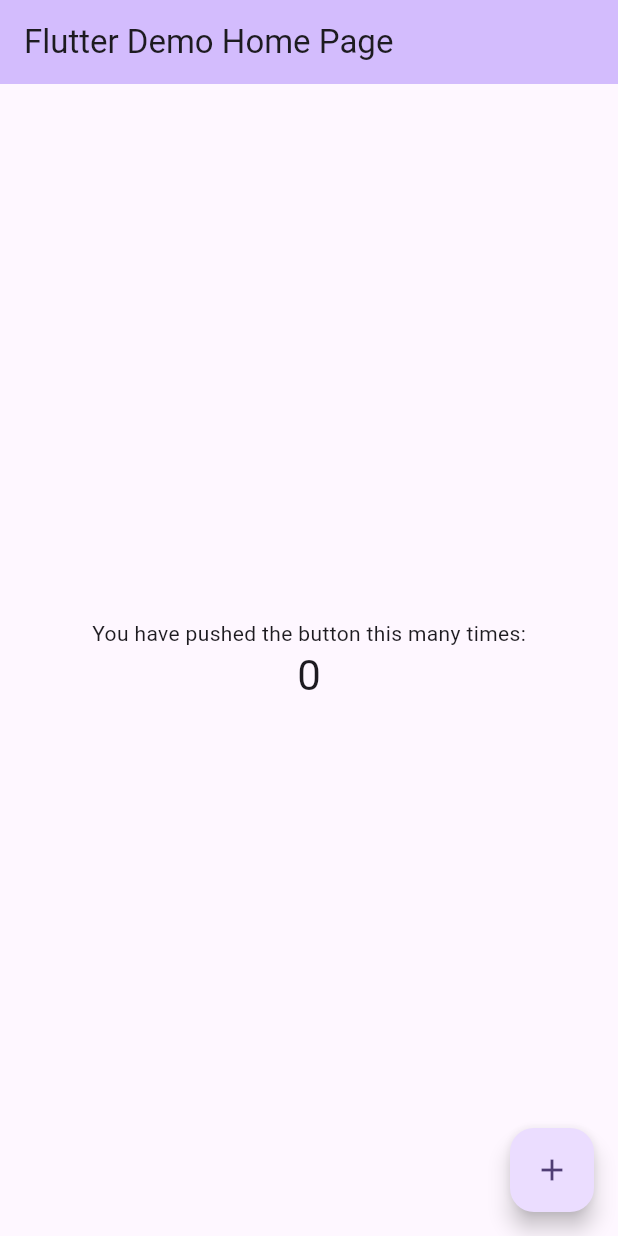
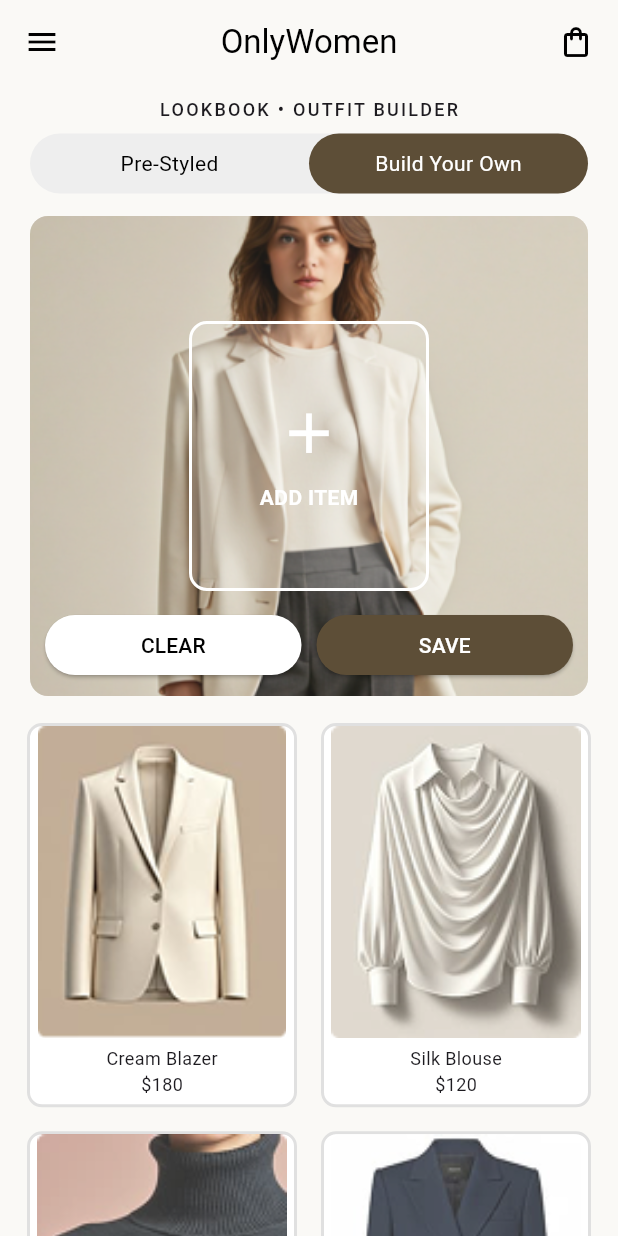
Before and after one commit to Houysang/Project-Flutter_Woman-Cloth-Shop, a Flutter app: the screen it shows after launch, on a phone screen of 412 x 824 dp. Run offline on Flutter 3.47's test engine with Material 3 defaults, Android fonts, the phone set to English and light mode, and no system bars; Roboto replaces fonts that are missing (Georgia).

Commit message:
outfit-page

```diff
--- a/women_cloth_shop/lib/main.dart
+++ b/women_cloth_shop/lib/main.dart
@@ -1,122 +1,23 @@
 import 'package:flutter/material.dart';
+import 'screens/outfit_builder_screen.dart';
 
 void main() {
-  runApp(const MyApp());
+  runApp(const OnlyWomenApp());
 }
 
-class MyApp extends StatelessWidget {
-  const MyApp({super.key});
+class OnlyWomenApp extends StatelessWidget {
+  const OnlyWomenApp({super.key});
 
-  // This widget is the root of your application.
   @override
   Widget build(BuildContext context) {
     return MaterialApp(
-      title: 'Flutter Demo',
+      debugShowCheckedModeBanner: false,
+      title: 'OnlyWomen',
       theme: ThemeData(
-        // This is the theme of your application.
-        //
-        // TRY THIS: Try running your application with "flutter run". You'll see
-        // the application has a purple toolbar. Then, without quitting the app,
-        // try changing the seedColor in the colorScheme below to Colors.green
-        // and then invoke "hot reload" (save your changes or press the "hot
-        // reload" button in a Flutter-supported IDE, or press "r" if you used
-        // the command line to start the app).
-        //
-        // Notice that the counter didn't reset back to zero; the application
-        // state is not lost during the reload. To reset the state, use hot
-        // restart instead.
-        //
-        // This works for code too, not just values: Most code changes can be
-        // tested with just a hot reload.
-        colorScheme: .fromSeed(seedColor: Colors.deepPurple),
+        fontFamily: 'Georgia',
+        scaffoldBackgroundColor: const Color(0xFFFAF9F6),
       ),
-      home: const MyHomePage(title: 'Flutter Demo Home Page'),
+      home: const OutfitBuilderScreen(),
     );
   }
 }
-
-class MyHomePage extends StatefulWidget {
-  const MyHomePage({super.key, required this.title});
-
-  // This widget is the home page of your application. It is stateful, meaning
-  // that it has a State object (defined below) that contains fields that affect
-  // how it looks.
-
-  // This class is the configuration for the state. It holds the values (in this
-  // case the title) provided by the parent (in this case the App widget) and
-  // used by the build method of the State. Fields in a Widget subclass are
-  // always marked "final".
-
-  final String title;
-
-  @override
-  State<MyHomePage> createState() => _MyHomePageState();
-}
-
-class _MyHomePageState extends State<MyHomePage> {
-  int _counter = 0;
-
-  void _incrementCounter() {
-    setState(() {
-      // This call to setState tells the Flutter framework that something has
-      // changed in this State, which causes it to rerun the build method below
-      // so that the display can reflect the updated values. If we changed
-      // _counter without calling setState(), then the build method would not be
-      // called again, and so nothing would appear to happen.
-      _counter++;
-    });
-  }
-
-  @override
-  Widget build(BuildContext context) {
-    // This method is rerun every time setState is called, for instance as done
-    // by the _incrementCounter method above.
-    //
-    // The Flutter framework has been optimized to make rerunning build methods
-    // fast, so that you can just rebuild anything that needs updating rather
-    // than having to individually change instances of widgets.
-    return Scaffold(
-      appBar: AppBar(
-        // TRY THIS: Try changing the color here to a specific color (to
-        // Colors.amber, perhaps?) and trigger a hot reload to see the AppBar
-        // change color while the other colors stay the same.
-        backgroundColor: Theme.of(context).colorScheme.inversePrimary,
-        // Here we take the value from the MyHomePage object that was created by
-        // the App.build method, and use it to set our appbar title.
-        title: Text(widget.title),
-      ),
-      body: Center(
-        // Center is a layout widget. It takes a single child and positions it
-        // in the middle of the parent.
-        child: Column(
-          // Column is also a layout widget. It takes a list of children and
-          // arranges them vertically. By default, it sizes itself to fit its
-          // children horizontally, and tries to be as tall as its parent.
-          //
-          // Column has various properties to control how it sizes itself and
-          // how it positions its children. Here we use mainAxisAlignment to
-          // center the children vertically; the main axis here is the vertical
-          // axis because Columns are vertical (the cross axis would be
-          // horizontal).
-          //
-          // TRY THIS: Invoke "debug painting" (choose the "Toggle Debug Paint"
-          // action in the IDE, or press "p" in the console), to see the
-          // wireframe for each widget.
-          mainAxisAlignment: .center,
-          children: [
-            const Text('You have pushed the button this many times:'),
-            Text(
-              '$_counter',
-              style: Theme.of(context).textTheme.headlineMedium,
-            ),
-          ],
-        ),
-      ),
-      floatingActionButton: FloatingActionButton(
-        onPressed: _incrementCounter,
-        tooltip: 'Increment',
-        child: const Icon(Icons.add),
-      ),
-    );
-  }
-}
--- /dev/null
+++ b/women_cloth_shop/lib/models/clothing_item.dart
@@ -0,0 +1,15 @@
+import 'package:flutter/material.dart';
+
+class ClothingItem {
+  final String id;
+  final String name;
+  final String type; // e.g., "top", "bottom", "shoes", "accessory"
+  final Color color;
+
+  const ClothingItem({
+    required this.id,
+    required this.name,
+    required this.type,
+    required this.color,
+  });
+}
--- /dev/null
+++ b/women_cloth_shop/lib/screens/outfit_builder_screen.dart
@@ -0,0 +1,311 @@
+import 'package:flutter/material.dart';
+
+class OutfitBuilderScreen extends StatefulWidget {
+  const OutfitBuilderScreen({super.key});
+
+  @override
+  State<OutfitBuilderScreen> createState() => _OutfitBuilderScreenState();
+}
+
+class _OutfitBuilderScreenState extends State<OutfitBuilderScreen> {
+  bool isBuildYourOwn = true;
+
+  List<Map<String, dynamic>> selectedItems = [];
+
+  final List<Map<String, dynamic>> items = [
+    {"name": "Cream Blazer", "price": 180, "image": "assets/Cream Blazer.png"},
+    {"name": "Silk Blouse", "price": 120, "image": "assets/Silk Blouse.png"},
+    {
+      "name": "Cashmere Turtleneck",
+      "price": 145,
+      "image": "assets/Cashmere Turtleneck.png",
+    },
+    {
+      "name": "Double Breasted Jacket",
+      "price": 170,
+      "image": "assets/Double Breasted Jacket.png",
+    },
+  ];
+
+  void toggleItem(Map<String, dynamic> item) {
+    setState(() {
+      if (selectedItems.any((e) => e["name"] == item["name"])) {
+        selectedItems.removeWhere((e) => e["name"] == item["name"]);
+      } else {
+        selectedItems.add(item);
+      }
+    });
+  }
+
+  void clearAll() {
+    setState(() {
+      selectedItems.clear();
+    });
+  }
+
+  @override
+  Widget build(BuildContext context) {
+    return Scaffold(
+      // ================= APP BAR =================
+      appBar: AppBar(
+        backgroundColor: const Color(0xFFFAF9F6),
+        elevation: 0,
+        leading: const Icon(Icons.menu, color: Colors.black),
+        title: const Text("OnlyWomen", style: TextStyle(color: Colors.black)),
+        centerTitle: true,
+        actions: const [
+          Padding(
+            padding: EdgeInsets.only(right: 16),
+            child: Icon(Icons.shopping_bag_outlined, color: Colors.black),
+          ),
+        ],
+      ),
+
+      backgroundColor: const Color(0xFFFAF9F6),
+
+      body: Column(
+        children: [
+          // ================= HEADER =================
+          const Padding(
+            padding: EdgeInsets.symmetric(vertical: 8),
+            child: Text(
+              "LOOKBOOK • OUTFIT BUILDER",
+              style: TextStyle(
+                fontSize: 12,
+                letterSpacing: 1.5,
+                fontWeight: FontWeight.w500,
+              ),
+            ),
+          ),
+
+          // ================= TOGGLE =================
+          Padding(
+            padding: const EdgeInsets.symmetric(horizontal: 20),
+            child: Container(
+              height: 40,
+              decoration: BoxDecoration(
+                color: Colors.grey[200],
+                borderRadius: BorderRadius.circular(20),
+              ),
+              child: Row(
+                children: [
+                  Expanded(
+                    child: GestureDetector(
+                      onTap: () => setState(() => isBuildYourOwn = false),
+                      child: Container(
+                        decoration: BoxDecoration(
+                          color: !isBuildYourOwn
+                              ? const Color(0xFF5D4E37)
+                              : Colors.transparent,
+                          borderRadius: BorderRadius.circular(20),
+                        ),
+                        child: Center(
+                          child: Text(
+                            "Pre-Styled",
+                            style: TextStyle(
+                              color: !isBuildYourOwn
+                                  ? Colors.white
+                                  : Colors.black,
+                            ),
+                          ),
+                        ),
+                      ),
+                    ),
+                  ),
+
+                  Expanded(
+                    child: GestureDetector(
+                      onTap: () => setState(() => isBuildYourOwn = true),
+                      child: Container(
+                        decoration: BoxDecoration(
+                          color: isBuildYourOwn
+                              ? const Color(0xFF5D4E37)
+                              : Colors.transparent,
+                          borderRadius: BorderRadius.circular(20),
+                        ),
+                        child: const Center(
+                          child: Text(
+                            "Build Your Own",
+                            style: TextStyle(color: Colors.white),
+                          ),
+                        ),
+                      ),
+                    ),
+                  ),
+                ],
+              ),
+            ),
+          ),
+
+          const SizedBox(height: 15),
+
+          // ================= MODEL AREA =================
+          Padding(
+            padding: const EdgeInsets.symmetric(horizontal: 20),
+            child: Container(
+              height: 320,
+              decoration: BoxDecoration(
+                color: const Color(0xFFE8E4DC),
+                borderRadius: BorderRadius.circular(12),
+              ),
+              child: Stack(
+                children: [
+                  // MODEL IMAGE
+                  ClipRRect(
+                    borderRadius: BorderRadius.circular(12),
+                    child: Image.asset(
+                      "assets/Model Preview.png",
+                      width: double.infinity,
+                      fit: BoxFit.cover,
+                    ),
+                  ),
+
+                  // SELECTED ITEMS ON MODEL
+                  ...selectedItems.map((item) {
+                    return Positioned(
+                      top: 120,
+                      left: 60,
+                      right: 60,
+                      child: Image.asset(item["image"], height: 140),
+                    );
+                  }),
+
+                  // CENTER + BUTTON
+                  Center(
+                    child: GestureDetector(
+                      onTap: () {},
+                      child: Container(
+                        width: 160,
+                        height: 180,
+                        decoration: BoxDecoration(
+                          borderRadius: BorderRadius.circular(12),
+                          border: Border.all(color: Colors.white, width: 2),
+                          color: Colors.white.withOpacity(0.2),
+                        ),
+                        child: const Column(
+                          mainAxisAlignment: MainAxisAlignment.center,
+                          children: [
+                            Icon(Icons.add, size: 45, color: Colors.white),
+                            SizedBox(height: 10),
+                            Text(
+                              "ADD ITEM",
+                              style: TextStyle(
+                                color: Colors.white,
+                                fontWeight: FontWeight.bold,
+                              ),
+                            ),
+                          ],
+                        ),
+                      ),
+                    ),
+                  ),
+
+                  // CLEAR + SAVE
+                  Positioned(
+                    bottom: 10,
+                    left: 10,
+                    right: 10,
+                    child: Row(
+                      children: [
+                        Expanded(
+                          child: ElevatedButton(
+                            onPressed: clearAll,
+                            style: ElevatedButton.styleFrom(
+                              backgroundColor: Colors.white,
+                            ),
+                            child: const Text(
+                              "CLEAR",
+                              style: TextStyle(color: Colors.black),
+                            ),
+                          ),
+                        ),
+
+                        const SizedBox(width: 10),
+
+                        Expanded(
+                          child: ElevatedButton(
+                            onPressed: () {},
+                            style: ElevatedButton.styleFrom(
+                              backgroundColor: const Color(0xFF5D4E37),
+                            ),
+                            child: const Text(
+                              "SAVE",
+                              style: TextStyle(color: Colors.white),
+                            ),
+                          ),
+                        ),
+                      ],
+                    ),
+                  ),
+                ],
+              ),
+            ),
+          ),
+
+          const SizedBox(height: 10),
+
+          // ================= GRID =================
+          Expanded(
+            child: Padding(
+              padding: const EdgeInsets.symmetric(horizontal: 10),
+              child: GridView.builder(
+                itemCount: items.length,
+                gridDelegate: const SliverGridDelegateWithFixedCrossAxisCount(
+                  crossAxisCount: 2,
+                  childAspectRatio: 0.72,
+                ),
+                itemBuilder: (context, index) {
+                  final item = items[index];
+                  final isSelected = selectedItems.any(
+                    (e) => e["name"] == item["name"],
+                  );
+
+                  return GestureDetector(
+                    onTap: () => toggleItem(item),
+                    child: Container(
+                      margin: const EdgeInsets.all(8),
+                      decoration: BoxDecoration(
+                        color: Colors.white,
+                        borderRadius: BorderRadius.circular(10),
+                        border: Border.all(
+                          color: isSelected
+                              ? const Color(0xFF5D4E37)
+                              : Colors.grey.shade300,
+                          width: 2,
+                        ),
+                      ),
+                      child: Column(
+                        children: [
+                          Expanded(
+                            child: Image.asset(
+                              item["image"],
+                              fit: BoxFit.cover,
+                            ),
+                          ),
+
+                          const SizedBox(height: 5),
+
+                          Text(
+                            item["name"],
+                            style: const TextStyle(fontSize: 12),
+                          ),
+
+                          Text(
+                            "\$${item["price"]}",
+                            style: const TextStyle(fontSize: 12),
+                          ),
+
+                          const SizedBox(height: 5),
+                        ],
+                      ),
+                    ),
+                  );
+                },
+              ),
+            ),
+          ),
+        ],
+      ),
+    );
+  }
+}
```
Also changed, not shown: women_cloth_shop/pubspec.yaml (+6 -3 lines), women_cloth_shop/assets/Cashmere Turtleneck.png (added), women_cloth_shop/assets/Cream Blazer.png (added), women_cloth_shop/assets/Double Breasted Jacket.png (added), women_cloth_shop/assets/Model Preview.png (added), women_cloth_shop/assets/Silk Blouse.png (added).
